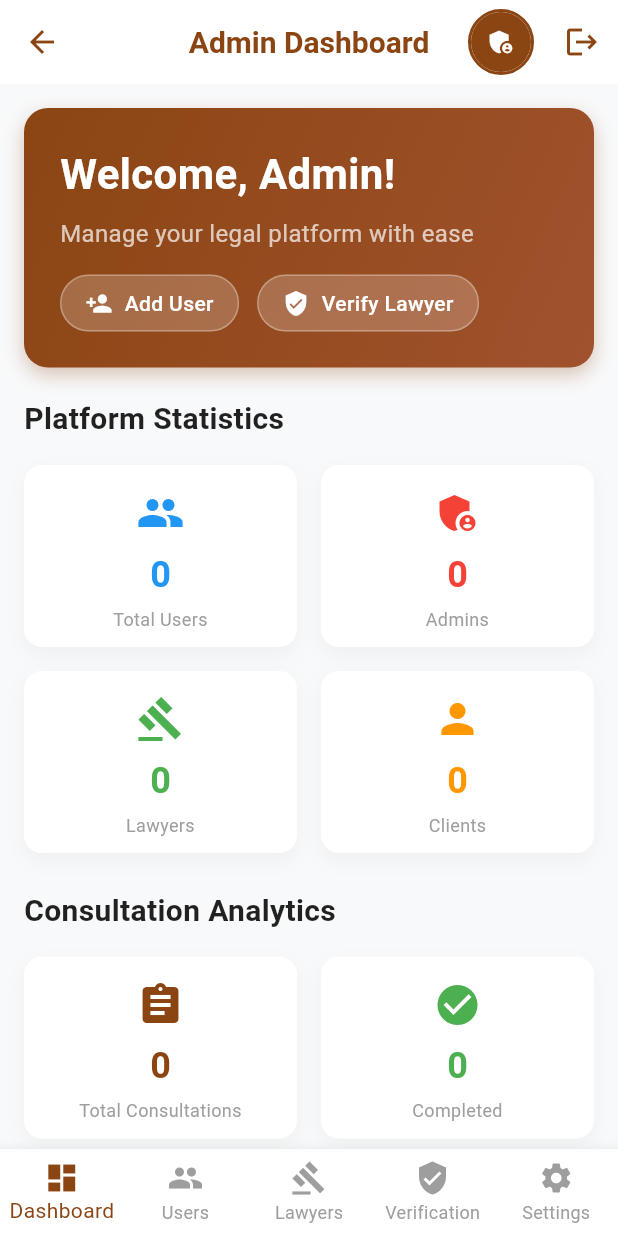
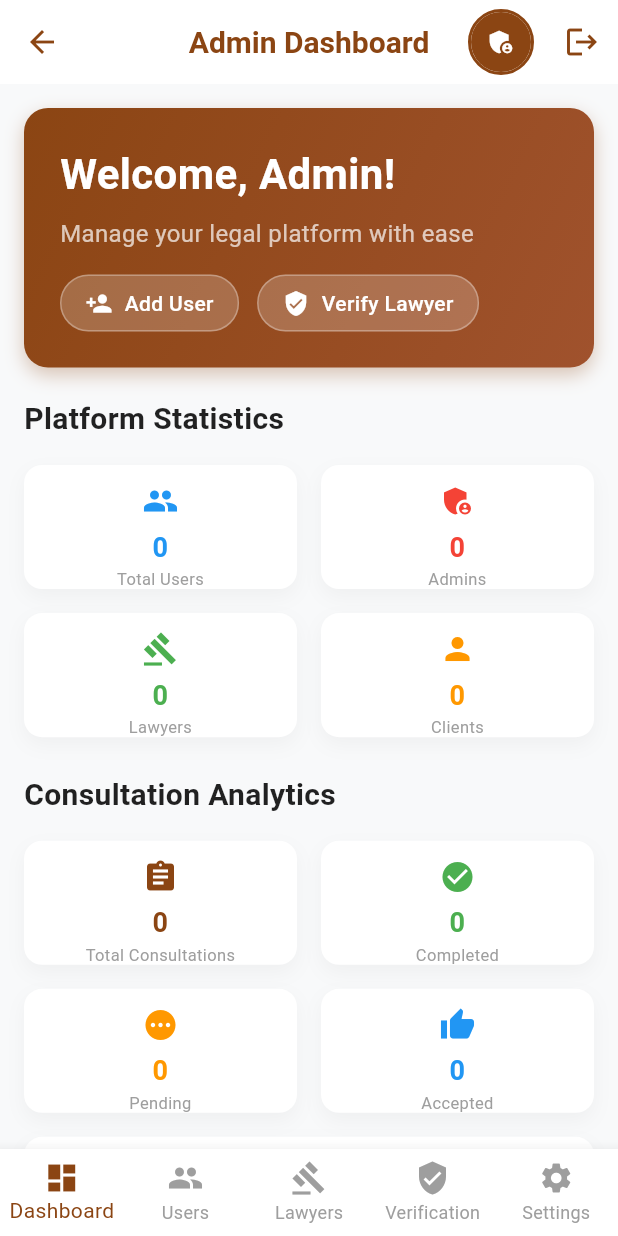
Before and after one commit to DeveloperSarim/ServirPak, a Flutter app: the AdminDashboard screen opened directly, on a phone screen of 412 x 824 dp. Run offline on Flutter 3.47's test engine with Material 3 defaults, Android fonts, the phone set to English and light mode, and no system bars; our stand-ins replace cloud_firestore, file_picker, firebase_auth, firebase_core, image_picker, shared_preferences; missing offline and left inert: mailer; accounts and stored records are empty.

Commit message:
Update admin_dashboard.dart

```diff
--- a/lib/screens/admin/admin_dashboard.dart
+++ b/lib/screens/admin/admin_dashboard.dart
@@ -364,7 +364,7 @@ class _AdminDashboardState extends State<AdminDashboard> {
               physics: const NeverScrollableScrollPhysics(),
               crossAxisSpacing: 16,
               mainAxisSpacing: 16,
-              childAspectRatio: 1.5,
+              childAspectRatio: 2.2,
               children: [
                 _buildStatCard(
                   'Total Users',
@@ -447,7 +447,7 @@ class _AdminDashboardState extends State<AdminDashboard> {
               physics: const NeverScrollableScrollPhysics(),
               crossAxisSpacing: 16,
               mainAxisSpacing: 16,
-              childAspectRatio: 1.5,
+              childAspectRatio: 2.2,
               children: [
                 _buildStatCard(
                   'Total Consultations',
@@ -548,7 +548,7 @@ class _AdminDashboardState extends State<AdminDashboard> {
     Color color,
   ) {
     return Container(
-      padding: const EdgeInsets.all(16),
+      padding: const EdgeInsets.all(12),
       decoration: BoxDecoration(
         color: Colors.white,
         borderRadius: BorderRadius.circular(12),
@@ -562,22 +562,32 @@ class _AdminDashboardState extends State<AdminDashboard> {
       ),
       child: Column(
         mainAxisAlignment: MainAxisAlignment.center,
+        mainAxisSize: MainAxisSize.min,
         children: [
-          Icon(icon, size: 32, color: color),
-          const SizedBox(height: 8),
+          Icon(icon, size: 24, color: color),
+          const SizedBox(height: 6),
           Text(
             value,
             style: TextStyle(
-              fontSize: 24,
+              fontSize: 18,
               fontWeight: FontWeight.bold,
               color: color,
             ),
-          ),
-          const SizedBox(height: 4),
+            textAlign: TextAlign.center,
+            maxLines: 1,
+            overflow: TextOverflow.ellipsis,
+          ),
+          const SizedBox(height: 2),
           Text(
             title,
-            style: const TextStyle(fontSize: 12, color: Colors.grey),
+            style: const TextStyle(
+              fontSize: 11,
+              color: Colors.grey,
+              height: 1.1,
+            ),
             textAlign: TextAlign.center,
+            maxLines: 2,
+            overflow: TextOverflow.ellipsis,
           ),
         ],
       ),
```
